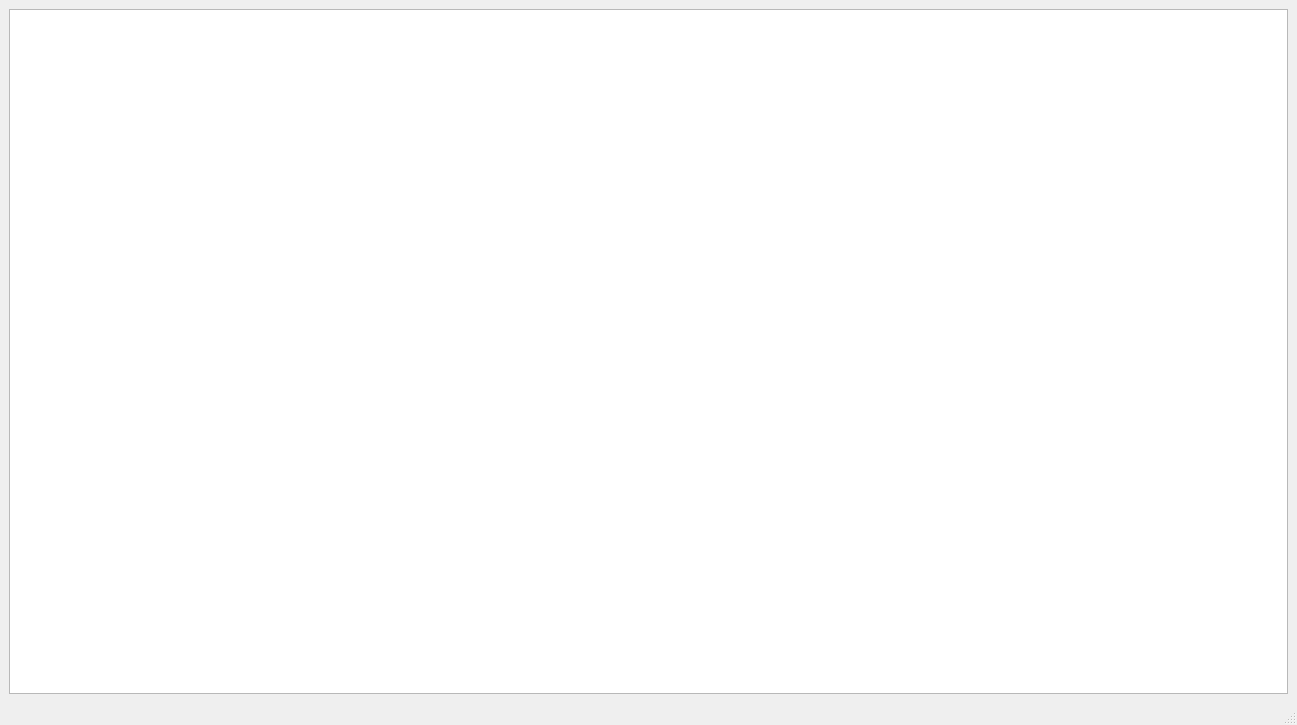
Above: Proyecto_final_infoII/mainwindow.ui from JuanGonzalez47/Project-PlebeGame before the change. Below: the same form after it.
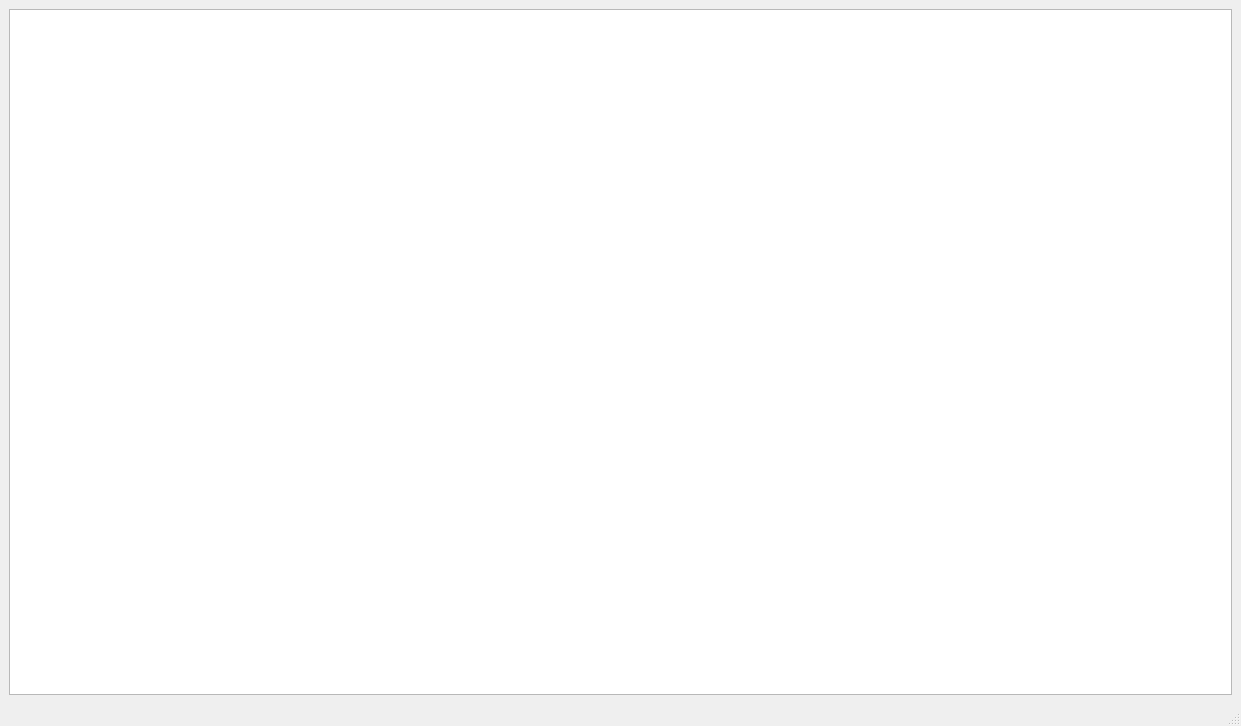
That is the form after the change.

Patch:
```diff
--- a/Proyecto_final_infoII/mainwindow.ui
+++ b/Proyecto_final_infoII/mainwindow.ui
@@ -6,8 +6,8 @@
    <rect>
     <x>0</x>
     <y>0</y>
-    <width>1297</width>
-    <height>725</height>
+    <width>1241</width>
+    <height>726</height>
    </rect>
   </property>
   <property name="windowTitle">
```
Left out of the diff: 2 changed lines with no effect on the pictures.
